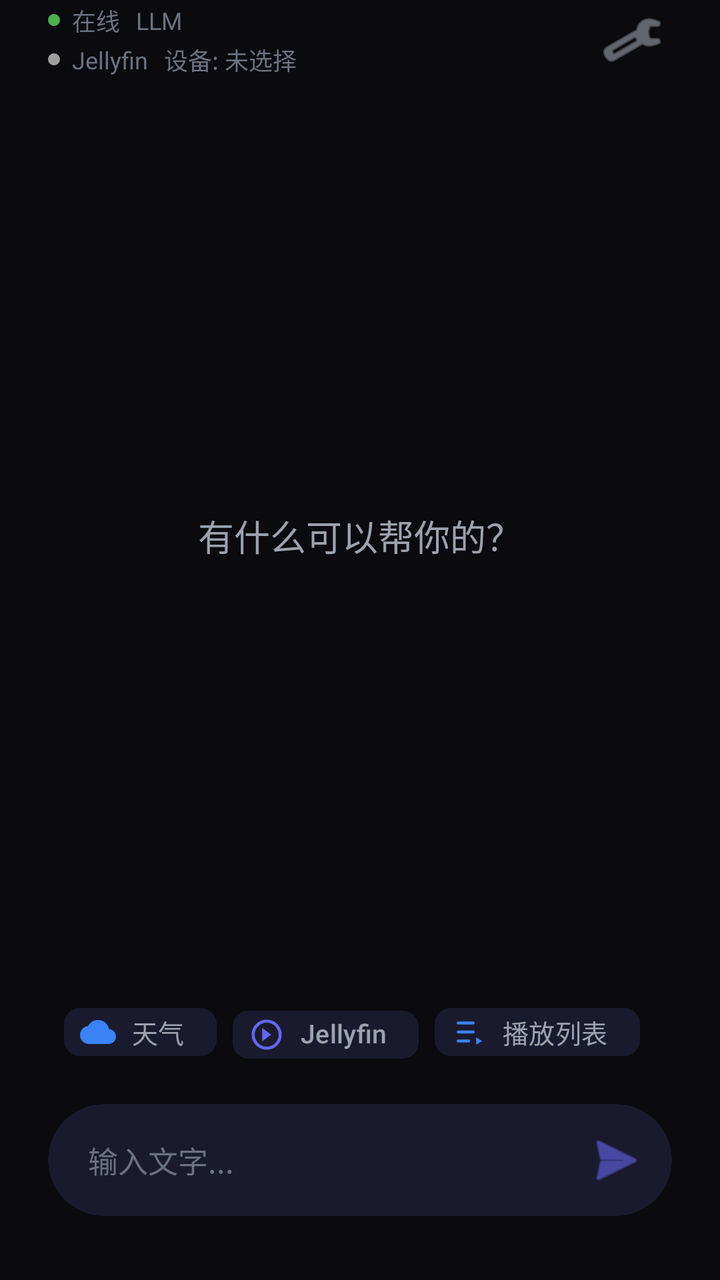
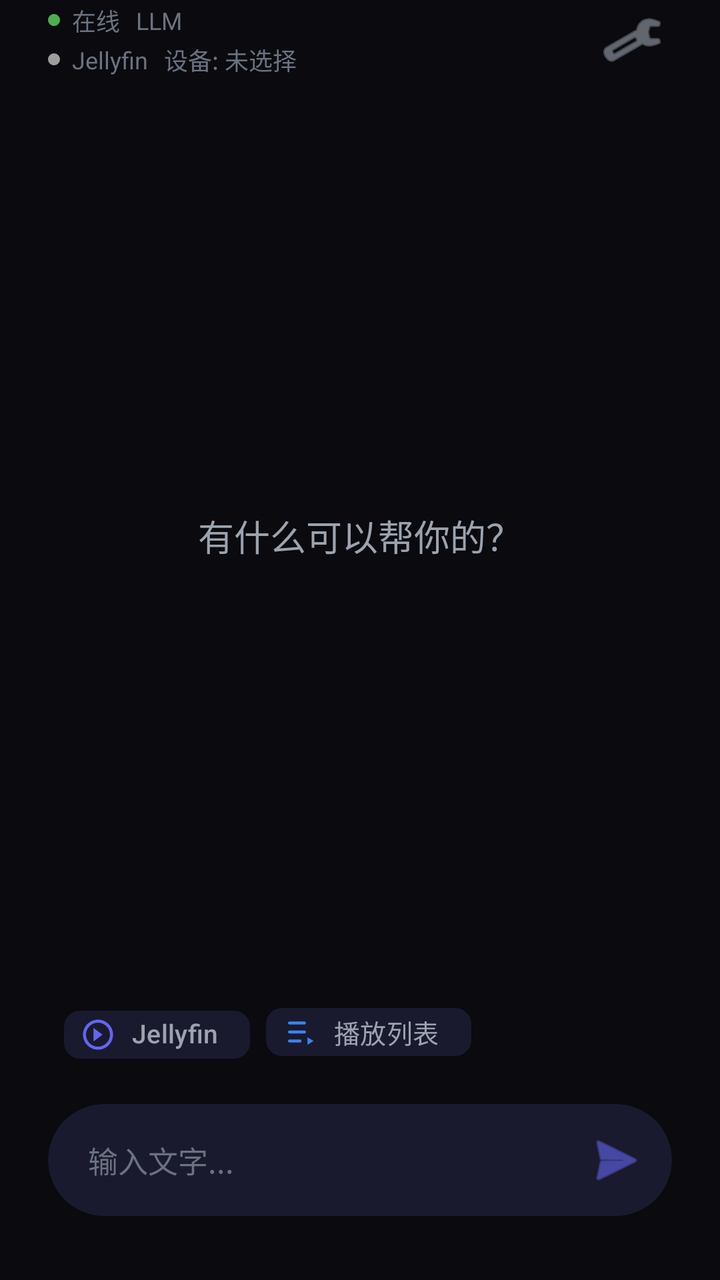

The first picture is an Android layout as it rendered before a commit; the second is the same layout after the commit. The layout source and the unified diff follow.
<!-- AndroidManifest.xml: application theme Theme.VoiceAssistant -->
<!-- res/layout/activity_main.xml -->
<?xml version="1.0" encoding="utf-8"?>
<FrameLayout
    xmlns:android="http://schemas.android.com/apk/res/android"
    xmlns:app="http://schemas.android.com/apk/res-auto"
    xmlns:tools="http://schemas.android.com/tools"
    android:id="@+id/rootLayout"
    android:layout_width="match_parent"
    android:layout_height="match_parent"
    android:background="@color/background">

    
    <LinearLayout
        android:layout_width="match_parent"
        android:layout_height="match_parent"
        android:orientation="vertical">

        
        <LinearLayout
            android:id="@+id/statusBarArea"
            android:layout_width="match_parent"
            android:layout_height="wrap_content"
            android:layout_marginHorizontal="24dp"
            android:orientation="horizontal"
            android:gravity="center_vertical">

            <LinearLayout
                android:layout_width="0dp"
                android:layout_height="wrap_content"
                android:layout_weight="1"
                android:orientation="vertical"
                android:gravity="center_vertical">

                <LinearLayout
                    android:layout_width="match_parent"
                    android:layout_height="wrap_content"
                    android:orientation="horizontal"
                    android:gravity="center_vertical">

                    <View
                        android:id="@+id/statusDot"
                        android:layout_width="@dimen/status_dot_size"
                        android:layout_height="@dimen/status_dot_size"
                        android:contentDescription="@string/cd_status_indicator"
                        android:background="@drawable/circle_status_online" />

                    <TextView
                        android:id="@+id/tvStatus"
                        android:layout_width="wrap_content"
                        android:layout_height="wrap_content"
                        android:layout_marginStart="6dp"
                        android:text="@string/status_online"
                        android:textColor="@color/text_tertiary"
                        android:textSize="12sp" />

                    <TextView
                        android:id="@+id/tvProvider"
                        android:layout_width="wrap_content"
                        android:layout_height="wrap_content"
                        android:layout_marginStart="8dp"
                        android:text="LLM"
                        android:textColor="@color/text_tertiary"
                        android:textSize="12sp" />
                </LinearLayout>

                <LinearLayout
                    android:layout_width="match_parent"
                    android:layout_height="wrap_content"
                    android:layout_marginTop="2dp"
                    android:orientation="horizontal"
                    android:gravity="center_vertical">

                    <View
                        android:id="@+id/jellyfinStatusDot"
                        android:layout_width="6dp"
                        android:layout_height="6dp"
                        android:background="@drawable/circle_status_offline" />

                    <TextView
                        android:id="@+id/tvJellyfinStatus"
                        android:layout_width="wrap_content"
                        android:layout_height="wrap_content"
                        android:layout_marginStart="6dp"
                        android:text="Jellyfin"
                        android:textColor="@color/text_tertiary"
                        android:textSize="12sp" />

                    <TextView
                        android:id="@+id/tvSelectedDlnaDevice"
                        android:layout_width="0dp"
                        android:layout_height="wrap_content"
                        android:layout_weight="1"
                        android:layout_marginStart="8dp"
                        android:ellipsize="end"
                        android:maxLines="1"
                        android:text="设备: 未选择"
                        android:textColor="@color/text_tertiary"
                        android:textSize="12sp" />
                </LinearLayout>
            </LinearLayout>

            <ImageButton
                android:id="@+id/btnSettings"
                android:layout_width="40dp"
                android:layout_height="40dp"
                android:background="?attr/selectableItemBackgroundBorderless"
                android:src="@android:drawable/ic_menu_manage"
                android:contentDescription="@string/cd_settings"
                app:tint="@color/text_secondary" />
        </LinearLayout>

        
        <FrameLayout
            android:layout_width="match_parent"
            android:layout_height="0dp"
            android:layout_weight="1"
            android:paddingHorizontal="24dp">

            
            <TextView
                android:id="@+id/tvEmptyHint"
                android:layout_width="wrap_content"
                android:layout_height="wrap_content"
                android:layout_gravity="center"
                android:text="@string/hint_ask_help"
                android:textColor="@color/text_secondary"
                android:textSize="18sp"
                android:fontFamily="sans-serif-light" />

            
            <androidx.recyclerview.widget.RecyclerView
                android:id="@+id/conversationRecyclerView"
                android:layout_width="match_parent"
                android:layout_height="match_parent"
                android:visibility="gone"
                android:clipToPadding="false"
                android:paddingVertical="8dp" />

            
            <com.google.android.material.card.MaterialCardView
                android:id="@+id/asrResultCard"
                android:layout_width="match_parent"
                android:layout_height="wrap_content"
                android:layout_gravity="bottom"
                android:layout_marginBottom="16dp"
                android:visibility="gone"
                android:layerType="software"
                app:cardBackgroundColor="@color/surface"
                app:cardCornerRadius="20dp"
                app:cardElevation="0dp"
                app:strokeWidth="0dp">

                <LinearLayout
                    android:layout_width="match_parent"
                    android:layout_height="wrap_content"
                    android:orientation="horizontal"
                    android:gravity="center_vertical"
                    android:padding="16dp">

                    
                    <View
                        android:id="@+id/asrPulseDot"
                        android:layout_width="@dimen/pulse_dot_size"
                        android:layout_height="@dimen/pulse_dot_size"
                        android:contentDescription="@string/cd_voice_visualizer"
                        android:background="@drawable/circle_pulse" />

                    <TextView
                        android:id="@+id/tvAsrResult"
                        android:layout_width="0dp"
                        android:layout_height="wrap_content"
                        android:layout_weight="1"
                        android:layout_marginStart="12dp"
                        android:text=""
                        android:textColor="@color/text_primary"
                        android:textSize="16sp"
                        android:maxLines="3"
                        android:ellipsize="end" />

                </LinearLayout>
            </com.google.android.material.card.MaterialCardView>
        </FrameLayout>

        
        <FrameLayout
            android:id="@+id/miniPlayerContainer"
            android:layout_width="match_parent"
            android:layout_height="wrap_content" />

        
        <LinearLayout
            android:id="@+id/inputArea"
            android:layout_width="match_parent"
            android:layout_height="wrap_content"
            android:orientation="vertical"
            android:paddingHorizontal="24dp"
            android:paddingBottom="32dp">

            
            <HorizontalScrollView
                android:layout_width="match_parent"
                android:layout_height="wrap_content"
                android:layout_marginBottom="16dp"
                android:scrollbars="none">

                <LinearLayout
                    android:id="@+id/quickActionsContainer"
                    android:layout_width="wrap_content"
                    android:layout_height="wrap_content"
                    android:orientation="horizontal">

                    <com.google.android.material.chip.Chip
                        android:id="@+id/chipWeather"
                        android:layout_width="wrap_content"
                        android:layout_height="40dp"
                        android:layout_marginStart="8dp"
                        android:text="天气"
                        android:textColor="@color/text_secondary"
                        android:textSize="13sp"
                        app:chipBackgroundColor="@color/surface"
                        app:chipStrokeWidth="0dp"
                        app:chipIcon="@drawable/ic_weather"
                        app:chipIconTint="@color/info"
                        app:chipIconVisible="true" />

                    <com.google.android.material.chip.Chip
                        android:id="@+id/chipJellyfin"
                        android:layout_width="wrap_content"
                        android:layout_height="40dp"
                        android:layout_marginStart="8dp"
                        android:text="Jellyfin"
                        android:textColor="@color/text_secondary"
                        android:textSize="13sp"
                        app:chipBackgroundColor="@color/surface"
                        app:chipStrokeWidth="0dp"
                        app:chipIcon="@drawable/ic_remote_play"
                        app:chipIconTint="@color/primary"
                        app:chipIconVisible="true" />

                    <com.google.android.material.chip.Chip
                        android:id="@+id/chipPlaylist"
                        android:layout_width="wrap_content"
                        android:layout_height="40dp"
                        android:layout_marginStart="8dp"
                        android:text="播放列表"
                        android:textColor="@color/text_secondary"
                        android:textSize="13sp"
                        app:chipBackgroundColor="@color/surface"
                        app:chipStrokeWidth="0dp"
                        app:chipIcon="@drawable/ic_queue"
                        app:chipIconTint="@color/info"
                        app:chipIconVisible="true" />

                </LinearLayout>
            </HorizontalScrollView>

            
            <com.google.android.material.card.MaterialCardView
                android:id="@+id/voiceInputCard"
                android:layout_width="match_parent"
                android:layout_height="wrap_content"
                android:layerType="software"
                app:cardBackgroundColor="@color/surface"
                app:cardCornerRadius="28dp"
                app:cardElevation="0dp"
                app:strokeWidth="0dp">

                <LinearLayout
                    android:layout_width="match_parent"
                    android:layout_height="wrap_content"
                    android:orientation="horizontal"
                    android:gravity="center_vertical"
                    android:paddingHorizontal="8dp"
                    android:paddingVertical="8dp">

                    
                    <EditText
                        android:id="@+id/etTextInput"
                        android:layout_width="0dp"
                        android:layout_height="wrap_content"
                        android:layout_weight="1"
                        android:background="@android:color/transparent"
                        android:hint="输入文字..."
                        android:imeOptions="actionSend"
                        android:inputType="text"
                        android:maxLines="3"
                        android:paddingHorizontal="12dp"
                        android:paddingVertical="8dp"
                        android:textColor="@color/text_primary"
                        android:textColorHint="@color/text_tertiary"
                        android:textSize="15sp" />

                    
                    <ImageButton
                        android:id="@+id/btnSend"
                        android:layout_width="@dimen/icon_button_size"
                        android:layout_height="@dimen/icon_button_size"
                        android:background="?attr/selectableItemBackgroundBorderless"
                        android:contentDescription="@string/cd_send"
                        android:src="@android:drawable/ic_menu_send"
                        app:tint="@color/primary" />

                </LinearLayout>
            </com.google.android.material.card.MaterialCardView>

        </LinearLayout>
    </LinearLayout>

    
    <FrameLayout
        android:id="@+id/fragmentContainer"
        android:layout_width="match_parent"
        android:layout_height="match_parent"
        android:elevation="8dp" />
</FrameLayout>
<!-- resources referenced by this layout -->
<resources>
  <color name="background">#FF0A0A0F</color>
  <color name="info">#FF3B82F6</color>
  <color name="primary">#FF6366F1</color>
  <color name="surface">#FF1A1A2E</color>
  <color name="text_primary">#FFFFFFFF</color>
  <color name="text_secondary">#FF9CA3AF</color>
  <color name="text_tertiary">#FF6B7280</color>
  <dimen name="icon_button_size">40dp</dimen>
  <dimen name="pulse_dot_size">8dp</dimen>
  <dimen name="status_dot_size">6dp</dimen>
  <!-- drawable circle_pulse (drawable) -->
  <?xml version="1.0" encoding="utf-8"?>
  <shape xmlns:android="http://schemas.android.com/apk/res/android"
      android:shape="oval">
      <solid android:color="@color/success" />
  </shape>
  <!-- drawable circle_status_offline (drawable) -->
  <?xml version="1.0" encoding="utf-8"?>
  <shape xmlns:android="http://schemas.android.com/apk/res/android"
      android:shape="oval">
      <solid android:color="#9E9E9E" />
      <size android:width="12dp" android:height="12dp" />
  </shape>
  <!-- drawable circle_status_online (drawable) -->
  <?xml version="1.0" encoding="utf-8"?>
  <shape xmlns:android="http://schemas.android.com/apk/res/android"
      android:shape="oval">
      <solid android:color="#4CAF50" />
      <size android:width="12dp" android:height="12dp" />
  </shape>
  <!-- drawable ic_queue (drawable) -->
  <?xml version="1.0" encoding="utf-8"?>
  <vector xmlns:android="http://schemas.android.com/apk/res/android"
      android:width="24dp"
      android:height="24dp"
      android:viewportWidth="24"
      android:viewportHeight="24">
      <path
          android:fillColor="@color/text_primary"
          android:pathData="M4,6a1,1 0,0 1,1 -1h10a1,1 0,1 1,0 2H5A1,1 0,0 1,4 6zM4,12a1,1 0,0 1,1 -1h10a1,1 0,1 1,0 2H5A1,1 0,0 1,4 12zM4,18a1,1 0,0 1,1 -1h7a1,1 0,1 1,0 2H5A1,1 0,0 1,4 18zM17,15.5l4,2.5 -4,2.5v-5z" />
  </vector>
  <!-- drawable ic_remote_play (drawable) -->
  <?xml version="1.0" encoding="utf-8"?>
  <vector xmlns:android="http://schemas.android.com/apk/res/android"
      android:width="24dp"
      android:height="24dp"
      android:viewportWidth="24"
      android:viewportHeight="24">
      
      <path
          android:fillColor="@color/primary"
          android:pathData="M12,2C6.48,2 2,6.48 2,12s4.48,10 10,10 10,-4.48 10,-10S17.52,2 12,2zM12,20c-4.41,0 -8,-3.59 -8,-8s3.59,-8 8,-8 8,3.59 8,8 -3.59,8 -8,8z"/>
      <path
          android:fillColor="@color/primary"
          android:pathData="M15,12l-6,4.5V7.5z"/>
  </vector>
  <!-- drawable ic_weather (drawable) -->
  <?xml version="1.0" encoding="utf-8"?>
  <vector xmlns:android="http://schemas.android.com/apk/res/android"
      android:width="24dp"
      android:height="24dp"
      android:viewportWidth="24"
      android:viewportHeight="24"
      android:tint="?attr/colorControlNormal">
      <path
          android:fillColor="@android:color/white"
          android:pathData="M19.35,10.04C18.67,6.59 15.64,4 12,4 9.11,4 6.6,5.64 5.35,8.04 2.34,8.36 0,10.91 0,14c0,3.31 2.69,6 6,6h13c2.76,0 5,-2.24 5,-5 0,-2.64 -2.05,-4.78 -4.65,-4.96z"/>
  </vector>
  <string name="cd_send">发送</string>
  <string name="cd_settings">设置</string>
  <string name="cd_status_indicator">状态指示器</string>
  <string name="cd_voice_visualizer">语音可视化</string>
  <string name="hint_ask_help">有什么可以帮你的？</string>
  <string name="status_online">在线</string>
  <color name="success">#FF10B981</color>
  <color name="primary_variant">#FF4F46E5</color>
  <color name="on_primary">#FFFFFFFF</color>
  <color name="secondary">#FF8B5CF6</color>
  <color name="secondary_variant">#FF7C3AED</color>
  <color name="on_secondary">#FFFFFFFF</color>
  <color name="surface_elevated">#FF252542</color>
  <!-- unchanged entries left out for length: 1 -->
</resources>

<!-- the commit's change to res/layout/activity_main.xml (unified diff, before → after) -->
@@ -214,6 +214,7 @@
                         android:layout_height="40dp"
                         android:layout_marginStart="8dp"
                         android:text="天气"
+                        android:visibility="gone"
                         android:textColor="@color/text_secondary"
                         android:textSize="13sp"
                         app:chipBackgroundColor="@color/surface"
